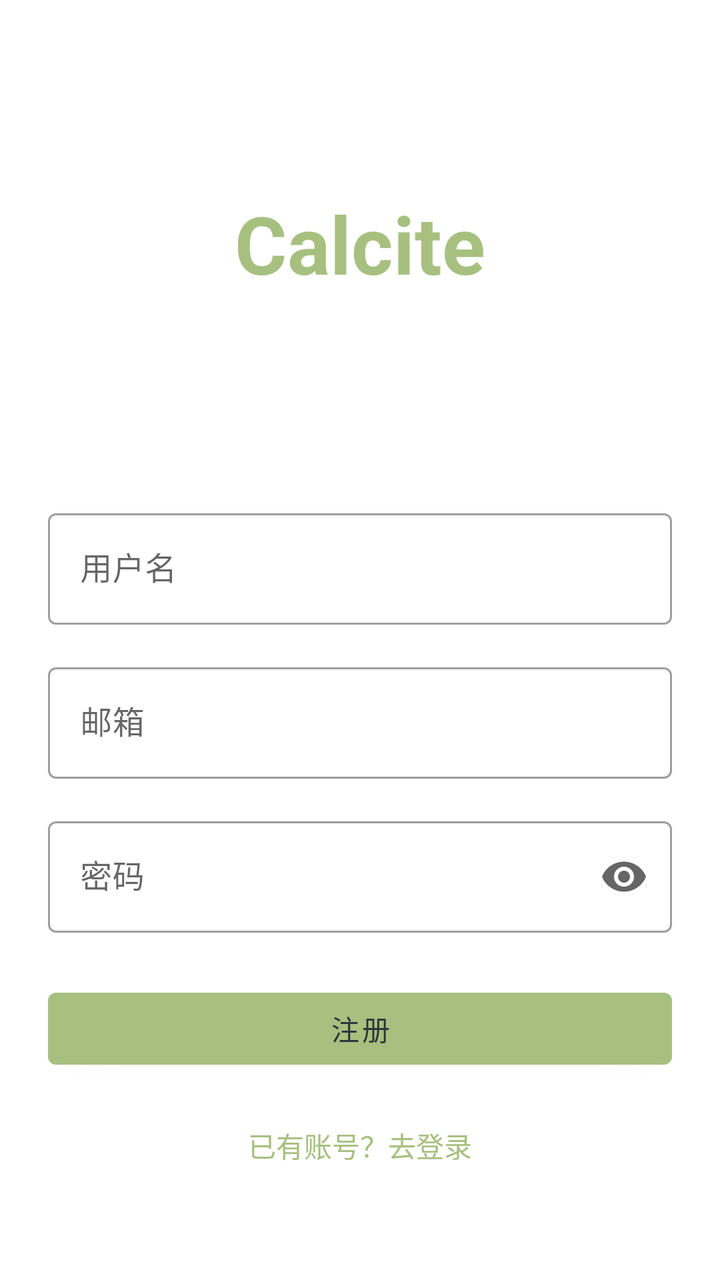
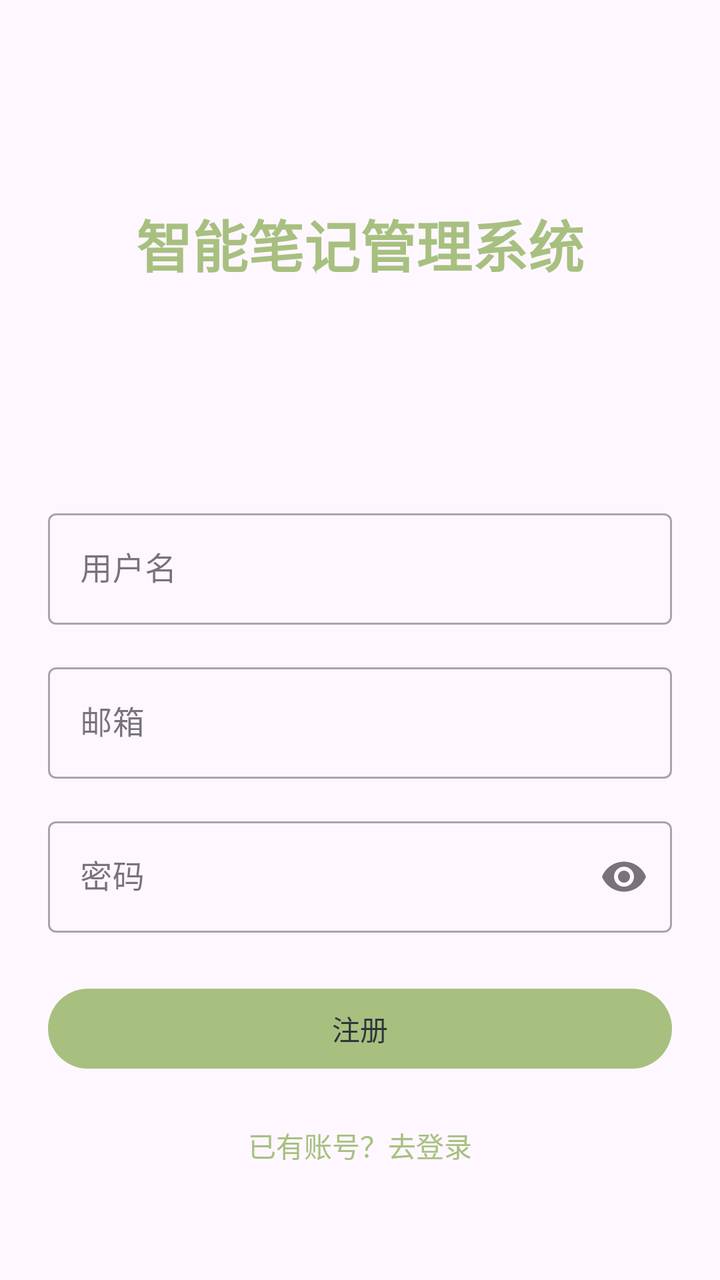

An Android layout rendered at two revisions. The XML below is the earlier revision; the diff shows what the commit changed to produce the second picture.
<!-- AndroidManifest.xml: application theme Theme.Notes -->
<!-- res/layout/fragment_register.xml -->
<?xml version="1.0" encoding="utf-8"?>
<androidx.constraintlayout.widget.ConstraintLayout
    xmlns:android="http://schemas.android.com/apk/res/android"
    xmlns:app="http://schemas.android.com/apk/res-auto"
    android:layout_width="match_parent"
    android:layout_height="match_parent"
    android:padding="24dp">

    <TextView
        android:id="@+id/tvTitle"
        android:layout_width="wrap_content"
        android:layout_height="wrap_content"
        android:text="Calcite"
        android:textColor="@color/green"
        android:textSize="40sp"
        android:textStyle="bold"
        app:layout_constraintBottom_toTopOf="@id/glTop"
        app:layout_constraintEnd_toEndOf="parent"
        app:layout_constraintStart_toStartOf="parent"
        app:layout_constraintTop_toTopOf="parent"
        app:layout_constraintVertical_chainStyle="packed" />

    <androidx.constraintlayout.widget.Guideline
        android:id="@+id/glTop"
        android:layout_width="wrap_content"
        android:layout_height="wrap_content"
        android:orientation="horizontal"
        app:layout_constraintGuide_percent="0.33" />

    <com.google.android.material.textfield.TextInputLayout
        android:id="@+id/tilUsername"
        style="@style/Widget.MaterialComponents.TextInputLayout.OutlinedBox"
        android:layout_width="0dp"
        android:layout_height="wrap_content"
        android:hint="用户名"
        app:layout_constraintEnd_toEndOf="parent"
        app:layout_constraintStart_toStartOf="parent"
        app:layout_constraintTop_toBottomOf="@id/glTop"
        android:layout_marginTop="32dp">

        <com.google.android.material.textfield.TextInputEditText
            android:id="@+id/etUsername"
            android:layout_width="match_parent"
            android:layout_height="wrap_content"
            android:inputType="text" />
    </com.google.android.material.textfield.TextInputLayout>

    <com.google.android.material.textfield.TextInputLayout
        android:id="@+id/tilEmail"
        style="@style/Widget.MaterialComponents.TextInputLayout.OutlinedBox"
        android:layout_width="0dp"
        android:layout_height="wrap_content"
        android:hint="邮箱"
        app:layout_constraintEnd_toEndOf="parent"
        app:layout_constraintStart_toStartOf="parent"
        app:layout_constraintTop_toBottomOf="@id/tilUsername"
        android:layout_marginTop="16dp">

        <com.google.android.material.textfield.TextInputEditText
            android:id="@+id/etEmail"
            android:layout_width="match_parent"
            android:layout_height="wrap_content"
            android:inputType="textEmailAddress" />
    </com.google.android.material.textfield.TextInputLayout>

    <com.google.android.material.textfield.TextInputLayout
        android:id="@+id/tilPassword"
        style="@style/Widget.MaterialComponents.TextInputLayout.OutlinedBox"
        android:layout_width="0dp"
        android:layout_height="wrap_content"
        android:hint="密码"
        app:endIconMode="password_toggle"
        app:layout_constraintEnd_toEndOf="parent"
        app:layout_constraintStart_toStartOf="parent"
        app:layout_constraintTop_toBottomOf="@id/tilEmail"
        android:layout_marginTop="16dp">

        <com.google.android.material.textfield.TextInputEditText
            android:id="@+id/etPassword"
            android:layout_width="match_parent"
            android:layout_height="wrap_content"
            android:inputType="textPassword" />
    </com.google.android.material.textfield.TextInputLayout>

    <Button
        android:id="@+id/btnRegister"
        android:layout_width="0dp"
        android:layout_height="wrap_content"
        android:layout_marginTop="24dp"
        android:text="注册"
        app:layout_constraintEnd_toEndOf="parent"
        app:layout_constraintStart_toStartOf="parent"
        app:layout_constraintTop_toBottomOf="@id/tilPassword" />

    <ProgressBar
        android:id="@+id/progressBar"
        android:layout_width="wrap_content"
        android:layout_height="wrap_content"
        android:visibility="gone"
        app:layout_constraintBottom_toBottomOf="@id/btnRegister"
        app:layout_constraintEnd_toEndOf="parent"
        app:layout_constraintStart_toStartOf="parent"
        app:layout_constraintTop_toTopOf="@id/btnRegister" />

    <TextView
        android:id="@+id/tvGoLogin"
        android:layout_width="wrap_content"
        android:layout_height="wrap_content"
        android:layout_marginTop="16dp"
        android:padding="8dp"
        android:text="已有账号？去登录"
        android:textColor="@color/green"
        app:layout_constraintEnd_toEndOf="parent"
        app:layout_constraintStart_toStartOf="parent"
        app:layout_constraintTop_toBottomOf="@id/btnRegister" />

</androidx.constraintlayout.widget.ConstraintLayout>
<!-- resources referenced by this layout -->
<resources>
  <color name="green">#a7c080</color>
  <style name="Theme.Notes" parent="Theme.MaterialComponents.DayNight.NoActionBar">
          
          <item name="colorPrimary">#A7C080</item>
          <item name="colorPrimaryVariant">#8DA574</item>
          <item name="colorOnPrimary">#2D353A</item>
  
          
          <item name="colorSecondary">#D3C6AA</item>
          <item name="colorSecondaryVariant">#B7AD96</item>
          <item name="colorOnSecondary">#2D353A</item>
  
          
          <item name="android:statusBarColor">?attr/colorPrimaryVariant</item>
  
          
          <item name="android:windowLightStatusBar" tools:targetApi="m">true</item>
      </style>
</resources>

<!-- the commit's change to res/layout/fragment_register.xml (unified diff, before → after) -->
@@ -10,9 +10,9 @@
         android:id="@+id/tvTitle"
         android:layout_width="wrap_content"
         android:layout_height="wrap_content"
-        android:text="Calcite"
+        android:text="智能笔记管理系统"
         android:textColor="@color/green"
-        android:textSize="40sp"
+        android:textSize="28sp"
         android:textStyle="bold"
         app:layout_constraintBottom_toTopOf="@id/glTop"
         app:layout_constraintEnd_toEndOf="parent"
<!-- resource entries referenced after the edit -->
@@ -1,7 +1,7 @@
 <!-- resources referenced by this layout -->
 <resources>
   <color name="green">#a7c080</color>
-  <style name="Theme.Notes" parent="Theme.MaterialComponents.DayNight.NoActionBar">
+  <style name="Theme.Notes" parent="Theme.Material3.DayNight.NoActionBar">
           
           <item name="colorPrimary">#A7C080</item>
           <item name="colorPrimaryVariant">#8DA574</item>
@@ -13,7 +13,7 @@
           <item name="colorOnSecondary">#2D353A</item>
   
           
-          <item name="android:statusBarColor">?attr/colorPrimaryVariant</item>
+          <item name="android:statusBarColor">#FFFFFF</item>
   
           
           <item name="android:windowLightStatusBar" tools:targetApi="m">true</item>
